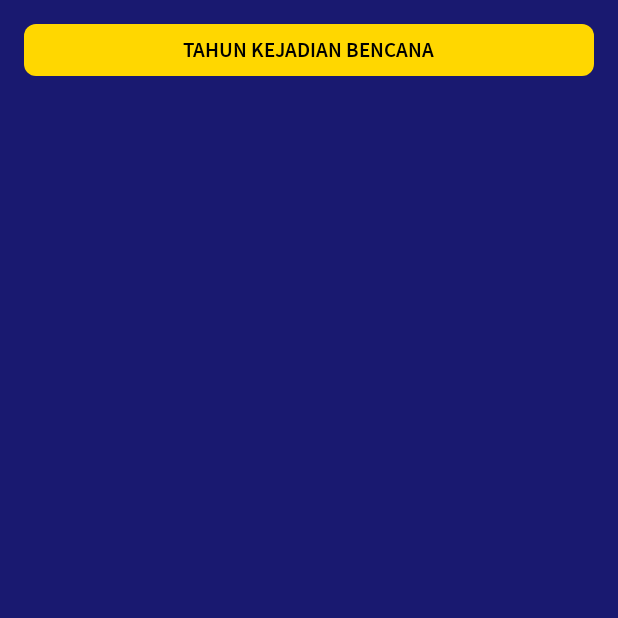
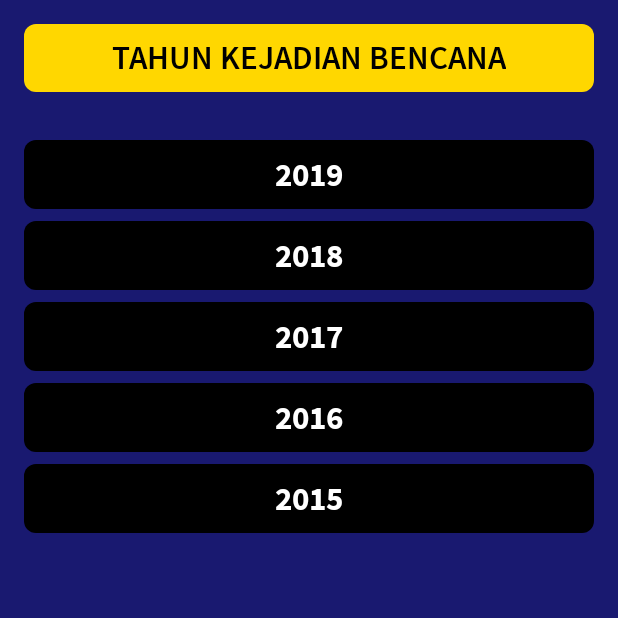
Before and after one commit to mahesaiqbal/BencanaKita, an Android app: the YearsActivity screen opened directly, with no data from a screen before it, on a phone screen of 412 x 824 dp, the top half of it. Run offline under Robolectric (Android 15) with nearby library versions, the phone set to English and light mode, and no system bars; our stand-ins replace sdp/ssp sizes; network calls fail.

Commit message:
Add YearsActivity

```diff
--- /dev/null
+++ b/app/src/main/java/com/mahesaiqbal/bencanakita/model/Years.kt
@@ -0,0 +1,3 @@
+package com.mahesaiqbal.bencanakita.model
+
+data class Years(val year: String)
--- a/app/src/main/java/com/mahesaiqbal/bencanakita/ui/activity/HomeActivity.kt
+++ b/app/src/main/java/com/mahesaiqbal/bencanakita/ui/activity/HomeActivity.kt
@@ -15,7 +15,6 @@ import com.smarteist.autoimageslider.DefaultSliderView
 import io.reactivex.android.schedulers.AndroidSchedulers
 import io.reactivex.disposables.CompositeDisposable
 import io.reactivex.schedulers.Schedulers
-import com.smarteist.autoimageslider.SliderView
 
 
 class HomeActivity : AppCompatActivity() {
--- a/app/src/main/java/com/mahesaiqbal/bencanakita/ui/activity/YearsActivity.kt
+++ b/app/src/main/java/com/mahesaiqbal/bencanakita/ui/activity/YearsActivity.kt
@@ -2,12 +2,41 @@ package com.mahesaiqbal.bencanakita.ui.activity
 
 import android.support.v7.app.AppCompatActivity
 import android.os.Bundle
+import android.support.v7.widget.LinearLayoutManager
+import android.widget.Toast
 import com.mahesaiqbal.bencanakita.R
+import com.mahesaiqbal.bencanakita.model.Years
+import com.mahesaiqbal.bencanakita.ui.adapter.YearsAdapter
+import kotlinx.android.synthetic.main.activity_years.*
 
 class YearsActivity : AppCompatActivity() {
+
+    private lateinit var yearsAdapter: YearsAdapter
+    private var years: MutableList<Years> = mutableListOf()
 
     override fun onCreate(savedInstanceState: Bundle?) {
         super.onCreate(savedInstanceState)
         setContentView(R.layout.activity_years)
+
+        initData()
+    }
+
+    private fun initData() {
+        years.add(Years("2019"))
+        years.add(Years("2018"))
+        years.add(Years("2017"))
+        years.add(Years("2016"))
+        years.add(Years("2015"))
+
+        yearsAdapter = YearsAdapter(this, years, { years -> itemClicked(years) })
+
+        list_years.apply {
+            layoutManager = LinearLayoutManager(this@YearsActivity)
+            adapter = yearsAdapter
+        }
+    }
+
+    private fun itemClicked(years: Years) {
+        Toast.makeText(this, years.year, Toast.LENGTH_SHORT).show()
     }
 }
--- /dev/null
+++ b/app/src/main/java/com/mahesaiqbal/bencanakita/ui/adapter/YearsAdapter.kt
@@ -0,0 +1,32 @@
+package com.mahesaiqbal.bencanakita.ui.adapter
+
+import android.content.Context
+import android.support.v7.widget.RecyclerView
+import android.view.LayoutInflater
+import android.view.View
+import android.view.ViewGroup
+import com.mahesaiqbal.bencanakita.R
+import com.mahesaiqbal.bencanakita.model.Years
+import com.mahesaiqbal.bencanakita.ui.adapter.YearsAdapter.YearsViewHolder
+import kotlinx.android.synthetic.main.item_year.view.*
+
+class YearsAdapter(private val ctx: Context, private val years: List<Years>, private val listener: (Years) -> Unit)
+    : RecyclerView.Adapter<YearsViewHolder>() {
+
+    override fun onCreateViewHolder(parent: ViewGroup, viewType: Int) =
+        YearsViewHolder(LayoutInflater.from(ctx).inflate(R.layout.item_year, parent, false))
+
+    override fun onBindViewHolder(holder: YearsViewHolder, position: Int) {
+        holder.bindItem(years[position], listener)
+    }
+
+    override fun getItemCount(): Int = years.size
+
+    class YearsViewHolder(view: View) : RecyclerView.ViewHolder(view) {
+
+        fun bindItem(years: Years, listener: (Years) -> Unit) {
+            itemView.year.text = years.year
+            itemView.setOnClickListener { listener(years) }
+        }
+    }
+}
--- /dev/null
+++ b/app/src/main/res/drawable/less_rounded_black.xml
@@ -0,0 +1,18 @@
+<?xml version="1.0" encoding="utf-8"?>
+<shape xmlns:android="http://schemas.android.com/apk/res/android"
+       android:shape="rectangle">
+
+    <solid
+            android:color="@color/black"
+    />
+
+    <corners android:radius="8dp"/>
+
+    <padding
+            android:left="8dp"
+            android:top="8dp"
+            android:right="8dp"
+            android:bottom="8dp">
+    </padding>
+
+</shape>
--- a/app/src/main/res/layout/activity_years.xml
+++ b/app/src/main/res/layout/activity_years.xml
@@ -22,6 +22,7 @@
                 android:layout_height="wrap_content"
                 android:text="TAHUN KEJADIAN BENCANA"
                 android:textColor="@color/black"
+                android:textSize="22sp"
                 android:fontFamily="@font/sourcesanspro_semi_bold"/>
     </LinearLayout>
 
@@ -29,6 +30,7 @@
             android:id="@+id/list_years"
             android:layout_width="match_parent"
             android:layout_height="wrap_content"
+            android:layout_margin="12dp"
             android:layout_below="@id/title"/>
 
 </RelativeLayout>
--- /dev/null
+++ b/app/src/main/res/layout/item_year.xml
@@ -0,0 +1,20 @@
+<?xml version="1.0" encoding="utf-8"?>
+<LinearLayout
+        xmlns:android="http://schemas.android.com/apk/res/android"
+        android:layout_width="match_parent"
+        android:layout_height="wrap_content"
+        android:orientation="vertical"
+        android:background="@drawable/less_rounded_black"
+        android:layout_margin="4dp">
+
+    <TextView
+            android:id="@+id/year"
+            android:layout_width="wrap_content"
+            android:layout_height="wrap_content"
+            android:text="2019"
+            android:textSize="22sp"
+            android:textColor="@color/white"
+            android:fontFamily="@font/sourcesanspro_bold"
+            android:layout_gravity="center"/>
+
+</LinearLayout>
```
